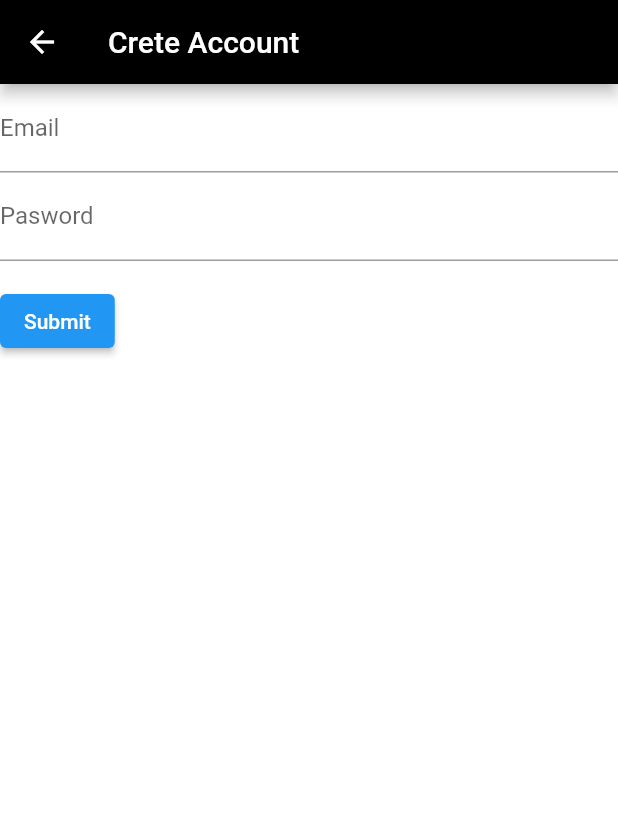
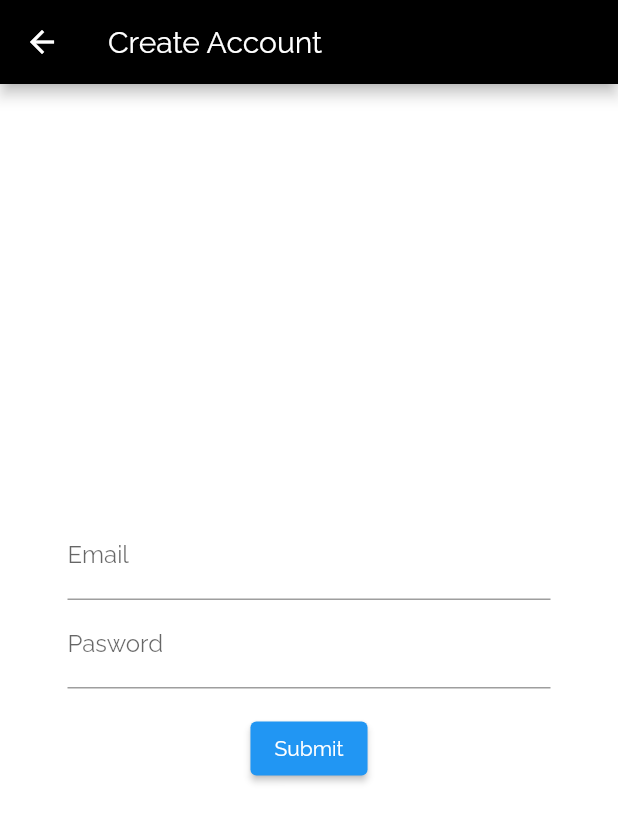
Before and after one commit to FedericoRodriguez/flutter-express, a Flutter app: the RegisterUserPage screen opened by its route, on a phone screen of 412 x 824 dp. Shown: the top 822 px of the screen. Run offline on Flutter 3.47's test engine with Material 2 defaults, Android fonts, the phone set to English and light mode, and no system bars.

Commit message:
Adding FOnts and styles for forms

```diff
--- a/flutter_app/lib/screens/RegisterUser.dart
+++ b/flutter_app/lib/screens/RegisterUser.dart
@@ -17,13 +17,13 @@ class _RegisterUserPageState extends State<RegisterUserPage> {
   Map<String, dynamic> data = {};
   List userData = [];
 
-  String _email ='';
+  String _email = '';
   String _password = '';
   final _formKey = GlobalKey<FormState>();
 
   void createUser() {
     Future<http.Response> response =
-        http.post(Uri.http("10.0.2.2:4000","/api/users/create"),
+        http.post(Uri.http("10.0.2.2:4000", "/api/users/create"),
             headers: <String, String>{
               'Content-Type': 'application/json; charset=UTF-8',
             },
@@ -56,14 +56,21 @@ class _RegisterUserPageState extends State<RegisterUserPage> {
   Widget build(BuildContext context) {
     return Scaffold(
         appBar: AppBar(
-          title: Text('Crete Account'),
+          title: Text('Create Account'),
         ),
-        body: Form(
+        body: Center(
+          child: Container(
+            alignment: Alignment.center,
+            margin: EdgeInsets.only(left: 15.0,right: 15.0),
+            padding: EdgeInsets.all(30),
+            child: Form(
               key: _formKey,
               child: Column(
-            crossAxisAlignment: CrossAxisAlignment.start,
+                mainAxisAlignment: MainAxisAlignment.center,
+                crossAxisAlignment: CrossAxisAlignment.center,
                 children: <Widget>[
                   TextFormField(
+
                     decoration: InputDecoration(
                         labelText: 'Email',
                         labelStyle:
@@ -110,6 +117,8 @@ class _RegisterUserPageState extends State<RegisterUserPage> {
                   ),
                 ],
               ),
+            ),
+          ),
         ));
   }
 }
--- a/flutter_app/lib/screens/home.dart
+++ b/flutter_app/lib/screens/home.dart
@@ -18,6 +18,7 @@ class _HomePageState extends State<HomePage> {
     return MaterialApp(
       theme: ThemeData(
         primarySwatch: Colors.purple,
+
       ),
       home: Scaffold(
         appBar: AppBar(
--- a/flutter_app/lib/theme/style.dart
+++ b/flutter_app/lib/theme/style.dart
@@ -9,5 +9,5 @@ ThemeData appTheme() {
       buttonColor: Colors.white,
       scaffoldBackgroundColor: Colors.white,
       canvasColor: Colors.green,
-  );
+      fontFamily: 'CustomeFonts');
 }
```
Also changed, not shown: flutter_app/lib/screens/Login.dart (+17 -7 lines), flutter_app/pubspec.yaml (+7 -0 lines). Lines whose indentation alone changed are shown as unchanged.
